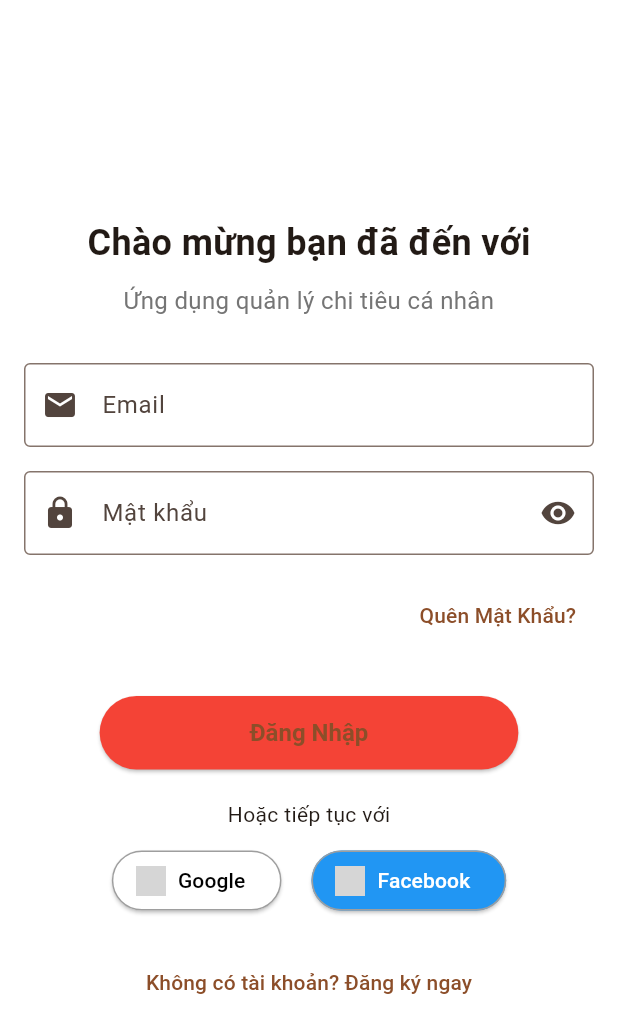
After one commit to VietfromPKA/MobileAppDev_N05_GR06, a Flutter app: the LoginScreen screen opened directly, on a phone screen of 412 x 824 dp. The commit adds this screen. Shown: the top 1033 px of the screen. Run offline on Flutter 3.47's test engine with Material 3 defaults, Android fonts, the phone set to English and light mode, and no system bars; grey boxes are pictures that could not be loaded.

Commit message:
Thêm màn hình đăng nhập và cấu hình tài nguyên hình ảnh

```diff
--- /dev/null
+++ b/qly_chi_tieu/lib/login/login.dart
@@ -0,0 +1,149 @@
+import 'package:flutter/material.dart';
+
+void main() {
+  runApp(MyApp()); // Khởi chạy ứng dụng MyApp
+}
+
+class MyApp extends StatelessWidget {
+  @override
+  Widget build(BuildContext context) {
+    return MaterialApp(
+      debugShowCheckedModeBanner: false, // Tắt banner debug trên ứng dụng
+      home: LoginScreen(), // Màn hình đăng nhập làm trang chủ
+    );
+  }
+}
+
+class LoginScreen extends StatelessWidget {
+  // Các controller để điều khiển các TextField
+  final TextEditingController emailController = TextEditingController();
+  final TextEditingController passwordController = TextEditingController();
+
+  @override
+  Widget build(BuildContext context) {
+    return Scaffold(
+      backgroundColor: Colors.white, // Màu nền của màn hình
+      body: Padding(
+        padding: const EdgeInsets.all(16.0), // Khoảng cách từ viền màn hình đến các widget con
+        child: Column(
+          mainAxisAlignment: MainAxisAlignment.center, // Căn giữa theo chiều dọc
+          crossAxisAlignment: CrossAxisAlignment.center, // Căn giữa theo chiều ngang
+          children: [
+            // Tiêu đề chào mừng người dùng
+            Text(
+              'Chào mừng bạn đã đến với',
+              style: TextStyle(
+                fontSize: 24,
+                fontWeight: FontWeight.bold,
+              ),
+            ),
+            SizedBox(height: 10),
+            // Mô tả ngắn về màn hình đăng nhập
+            Text(
+              'Ứng dụng quản lý chi tiêu cá nhân',
+              textAlign: TextAlign.center,
+              style: TextStyle(
+                fontSize: 16,
+                color: Colors.grey[600],
+              ),
+            ),
+            SizedBox(height: 30),
+            // TextField nhập Email
+            TextField(
+              controller: emailController,
+              decoration: InputDecoration(
+                labelText: 'Email', // Chú thích cho trường nhập liệu
+                border: OutlineInputBorder(), // Viền cho TextField
+                prefixIcon: Icon(Icons.email), // Biểu tượng Email
+              ),
+            ),
+            SizedBox(height: 16),
+            // TextField nhập mật khẩu
+            TextField(
+              controller: passwordController,
+              obscureText: true, // Ẩn mật khẩu khi gõ
+              decoration: InputDecoration(
+                labelText: 'Mật khẩu', // Chú thích cho trường mật khẩu
+                border: OutlineInputBorder(),
+                prefixIcon: Icon(Icons.lock), // Biểu tượng khóa
+                suffixIcon: IconButton(
+                  icon: Icon(Icons.visibility), // Biểu tượng hiện thị mật khẩu
+                  onPressed: () {}, // Xử lý khi nhấn vào biểu tượng
+                ),
+              ),
+            ),
+            SizedBox(height: 16),
+            // Nút "Quên Mật Khẩu?"
+            Align(
+              alignment: Alignment.centerRight,
+              child: TextButton(
+                onPressed: () {},
+                child: Text('Quên Mật Khẩu?'),
+              ),
+            ),
+            SizedBox(height: 30),
+            // Nút đăng nhập
+            ElevatedButton(
+              onPressed: () {
+                // Xử lý đăng nhập tại đây
+              },
+              style: ElevatedButton.styleFrom(
+                backgroundColor: Colors.red, // Màu nền của nút
+                padding: EdgeInsets.symmetric(vertical: 15, horizontal: 100),
+                textStyle: TextStyle(
+                  fontSize: 16,
+                  fontWeight: FontWeight.bold,
+                ),
+              ),
+              child: Text('Đăng Nhập'),
+            ),
+            SizedBox(height: 20),
+            // Đoạn văn bản "Hoặc tiếp tục với"
+            Row(
+              mainAxisAlignment: MainAxisAlignment.center,
+              children: [
+                Text('Hoặc tiếp tục với'),
+              ],
+            ),
+            SizedBox(height: 10),
+            // Nút đăng nhập với các dịch vụ bên ngoài (Google, Facebook)
+            Row(
+              mainAxisAlignment: MainAxisAlignment.center,
+              children: [
+                // Nút đăng nhập với Google
+                ElevatedButton.icon(
+                  onPressed: () {},
+                  icon: Image.asset('assets/', height: 20),
+                  label: Text('Google'),
+                  style: ElevatedButton.styleFrom(
+                    backgroundColor: Colors.white,
+                    foregroundColor: Colors.black, // Màu chữ
+                    side: BorderSide(color: Colors.grey, width: 1), // Viền của nút
+                  ),
+                ),
+                SizedBox(width: 20),
+                // Nút đăng nhập với Facebook
+                ElevatedButton.icon(
+                  onPressed: () {},
+                  icon: Image.asset('assets/fb_logo.svg', height: 20),
+                  label: Text('Facebook'),
+                  style: ElevatedButton.styleFrom(
+                    backgroundColor: Colors.blue,
+                    foregroundColor: Colors.white, // Màu chữ
+                    side: BorderSide(color: Colors.grey, width: 1),
+                  ),
+                ),
+              ],
+            ),
+            SizedBox(height: 20),
+            // Nút để người dùng đăng ký nếu chưa có tài khoản
+            TextButton(
+              onPressed: () {},
+              child: Text('Không có tài khoản? Đăng ký ngay'),
+            ),
+          ],
+        ),
+      ),
+    );
+  }
+}
--- a/qly_chi_tieu/lib/main.dart
+++ b/qly_chi_tieu/lib/main.dart
@@ -1,4 +1,5 @@
 import 'package:flutter/material.dart';
+import 'package:qly_chi_tieu/login/login.dart';
 
 // Hàm main() là điểm bắt đầu của ứng dụng.
 void main() {
```
Also changed, not shown: qly_chi_tieu/pubspec.yaml (+4 -3 lines), qly_chi_tieu/assets/images/facebook.png (added), qly_chi_tieu/assets/images/google.png (added).
